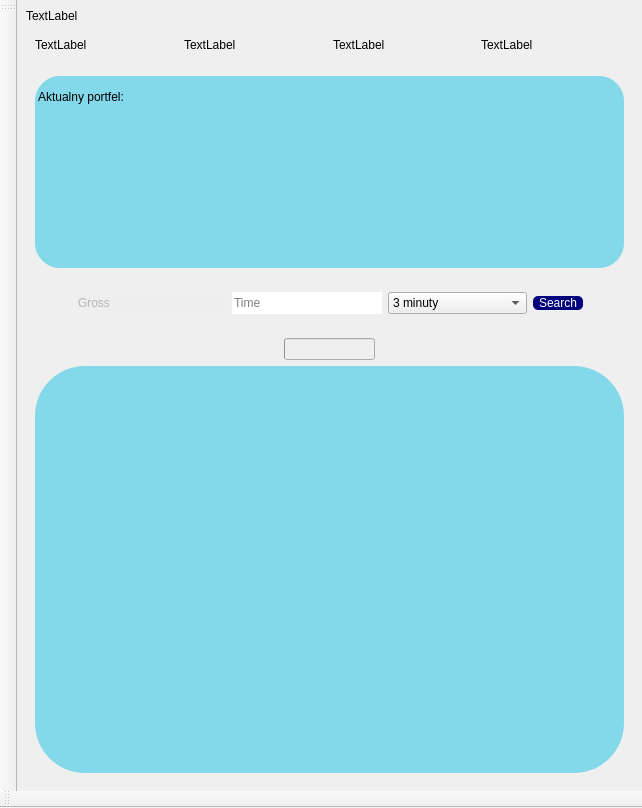
Before: the Qt Designer form interface.ui in Orley74/Binance-helper_Projekt, drawn with Qt 5.
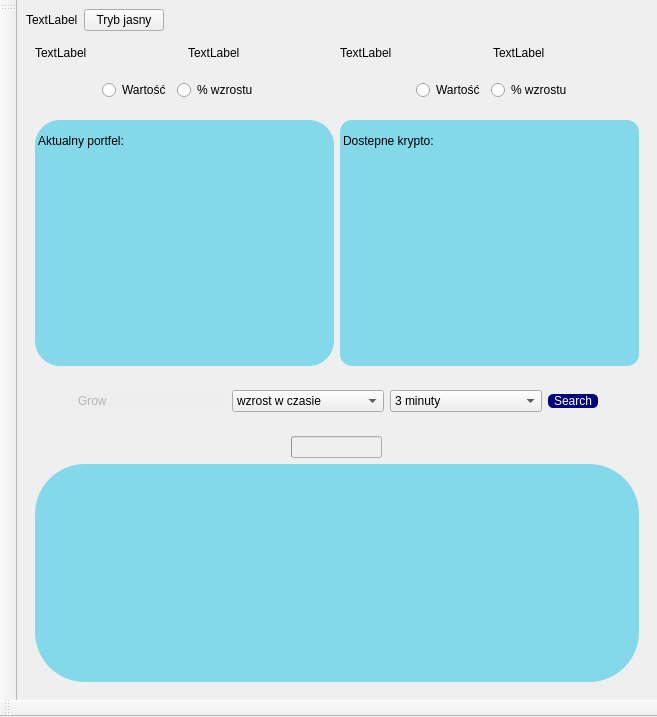
After: the same form once the commit is applied. Icons and pictures are not drawn.

Patch:
```diff
--- a/interface.ui
+++ b/interface.ui
@@ -6,8 +6,8 @@
    <rect>
     <x>0</x>
     <y>0</y>
-    <width>642</width>
-    <height>808</height>
+    <width>657</width>
+    <height>717</height>
    </rect>
   </property>
   <property name="windowTitle">
@@ -27,6 +27,12 @@
 overflow: auto;
 }
 
+#crypto_list {
+border-radius: 12px;
+background-color: #83D8E9;
+overflow: auto;
+}
+
 #search_market{
 overflow: auto;
 size: auto;
@@ -54,7 +60,7 @@
 }</string>
    </property>
    <layout class="QVBoxLayout" name="verticalLayout">
-    <item alignment="Qt::AlignTop">
+    <item alignment="Qt::AlignLeft">
      <widget class="QWidget" name="Top" native="true">
       <property name="styleSheet">
        <string notr="true"/>
@@ -79,36 +85,17 @@
          </property>
         </widget>
        </item>
-       <item alignment="Qt::AlignRight|Qt::AlignVCenter">
-        <widget class="QPushButton" name="UserInfo">
-         <property name="maximumSize">
-          <size>
-           <width>24</width>
-           <height>24</height>
-          </size>
-         </property>
-         <property name="styleSheet">
-          <string notr="true">border-radius: 50% 50% 50% 50%;</string>
-         </property>
+       <item>
+        <widget class="QPushButton" name="window_Style">
          <property name="text">
-          <string/>
-         </property>
-         <property name="icon">
-          <iconset resource="resources/resources.qrc">
-           <normaloff>:/icons/user.svg</normaloff>:/icons/user.svg</iconset>
-         </property>
-         <property name="iconSize">
-          <size>
-           <width>24</width>
-           <height>24</height>
-          </size>
+          <string>Tryb jasny</string>
          </property>
         </widget>
        </item>
       </layout>
      </widget>
     </item>
-    <item alignment="Qt::AlignTop">
+    <item>
      <widget class="QWidget" name="widget" native="true">
       <layout class="QHBoxLayout" name="horizontalLayout_2">
        <item>
@@ -145,6 +132,106 @@
       </layout>
      </widget>
     </item>
+    <item alignment="Qt::AlignVCenter">
+     <widget class="QWidget" name="widget_5" native="true">
+      <property name="minimumSize">
+       <size>
+        <width>0</width>
+        <height>30</height>
+       </size>
+      </property>
+      <layout class="QHBoxLayout" name="horizontalLayout_4">
+       <property name="leftMargin">
+        <number>0</number>
+       </property>
+       <property name="topMargin">
+        <number>0</number>
+       </property>
+       <property name="rightMargin">
+        <number>0</number>
+       </property>
+       <property name="bottomMargin">
+        <number>0</number>
+       </property>
+       <item alignment="Qt::AlignHCenter|Qt::AlignVCenter">
+        <widget class="QWidget" name="widget_6" native="true">
+         <property name="minimumSize">
+          <size>
+           <width>0</width>
+           <height>30</height>
+          </size>
+         </property>
+         <layout class="QHBoxLayout" name="horizontalLayout_5">
+          <property name="leftMargin">
+           <number>0</number>
+          </property>
+          <property name="topMargin">
+           <number>0</number>
+          </property>
+          <property name="rightMargin">
+           <number>0</number>
+          </property>
+          <property name="bottomMargin">
+           <number>0</number>
+          </property>
+          <item>
+           <widget class="QRadioButton" name="your_crypto_value">
+            <property name="text">
+             <string>Wartość</string>
+            </property>
+           </widget>
+          </item>
+          <item>
+           <widget class="QRadioButton" name="your_crypto_per">
+            <property name="text">
+             <string>% wzrostu</string>
+            </property>
+           </widget>
+          </item>
+         </layout>
+        </widget>
+       </item>
+       <item alignment="Qt::AlignHCenter|Qt::AlignVCenter">
+        <widget class="QWidget" name="widget_7" native="true">
+         <property name="minimumSize">
+          <size>
+           <width>0</width>
+           <height>30</height>
+          </size>
+         </property>
+         <layout class="QHBoxLayout" name="horizontalLayout_6">
+          <property name="leftMargin">
+           <number>0</number>
+          </property>
+          <property name="topMargin">
+           <number>0</number>
+          </property>
+          <property name="rightMargin">
+           <number>0</number>
+          </property>
+          <property name="bottomMargin">
+           <number>0</number>
+          </property>
+          <item>
+           <widget class="QRadioButton" name="all_crypto_value">
+            <property name="text">
+             <string>Wartość</string>
+            </property>
+           </widget>
+          </item>
+          <item>
+           <widget class="QRadioButton" name="all_crypto_per">
+            <property name="text">
+             <string>% wzrostu</string>
+            </property>
+           </widget>
+          </item>
+         </layout>
+        </widget>
+       </item>
+      </layout>
+     </widget>
+    </item>
     <item>
      <widget class="QWidget" name="widget_3" native="true">
       <property name="styleSheet">
@@ -152,8 +239,8 @@
 	background-color: grey;
 }</string>
       </property>
-      <layout class="QVBoxLayout" name="verticalLayout_3">
-       <item alignment="Qt::AlignVCenter">
+      <layout class="QHBoxLayout" name="horizontalLayout_3">
+       <item>
         <widget class="QListWidget" name="currentAssects">
          <property name="styleSheet">
           <string notr="true">#currentAssects{
@@ -173,10 +260,24 @@
          </item>
         </widget>
        </item>
+       <item>
+        <widget class="QListWidget" name="crypto_list">
+         <item>
+          <property name="text">
+           <string/>
+          </property>
+         </item>
+         <item>
+          <property name="text">
+           <string>Dostepne krypto:</string>
+          </property>
+         </item>
+        </widget>
+       </item>
       </layout>
      </widget>
     </item>
-    <item alignment="Qt::AlignTop">
+    <item>
      <widget class="QWidget" name="widget_2" native="true">
       <property name="minimumSize">
        <size>
@@ -209,33 +310,27 @@
           <string/>
          </property>
          <property name="placeholderText">
-          <string>Gross</string>
+          <string>Grow</string>
          </property>
         </widget>
        </item>
        <item>
-        <widget class="QLineEdit" name="search_market_time">
-         <property name="minimumSize">
-          <size>
-           <width>113</width>
-           <height>22</height>
-          </size>
-         </property>
-         <property name="maximumSize">
-          <size>
-           <width>150</width>
-           <height>16777215</height>
-          </size>
-         </property>
-         <property name="styleSheet">
-          <string notr="true">border-radius: 12px;</string>
-         </property>
-         <property name="text">
-          <string/>
-         </property>
-         <property name="placeholderText">
-          <string>Time</string>
-         </property>
+        <widget class="QComboBox" name="search_type">
+         <item>
+          <property name="text">
+           <string>wzrost w czasie</string>
+          </property>
+         </item>
+         <item>
+          <property name="text">
+           <string>volumen</string>
+          </property>
+         </item>
+         <item>
+          <property name="text">
+           <string>Nowy element</string>
+          </property>
+         </item>
         </widget>
        </item>
        <item>
@@ -366,9 +461,10 @@
           <property name="text">
            <string/>
           </property>
-          <property name="icon">
-           <iconset resource="resources/resources.qrc">
-            <normaloff>:/icons/anchor.svg</normaloff>:/icons/anchor.svg</iconset>
+         </item>
+         <item>
+          <property name="text">
+           <string/>
           </property>
          </item>
         </widget>
```
Left out of the diff: 2 changed lines with no effect on the pictures.
